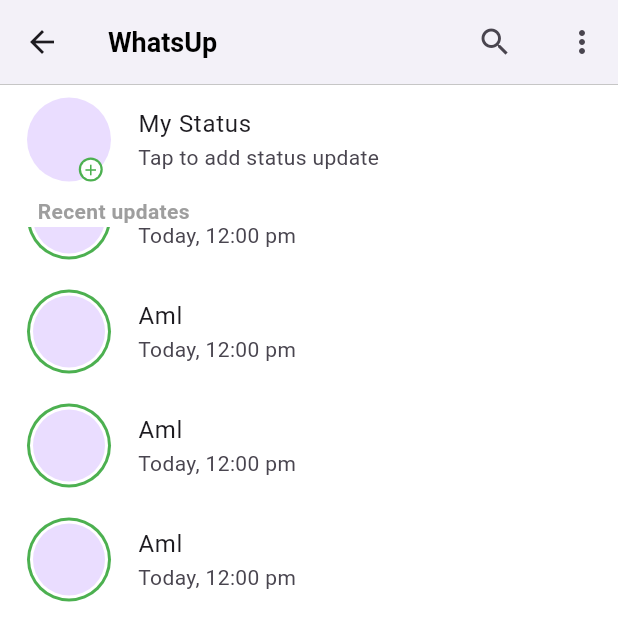
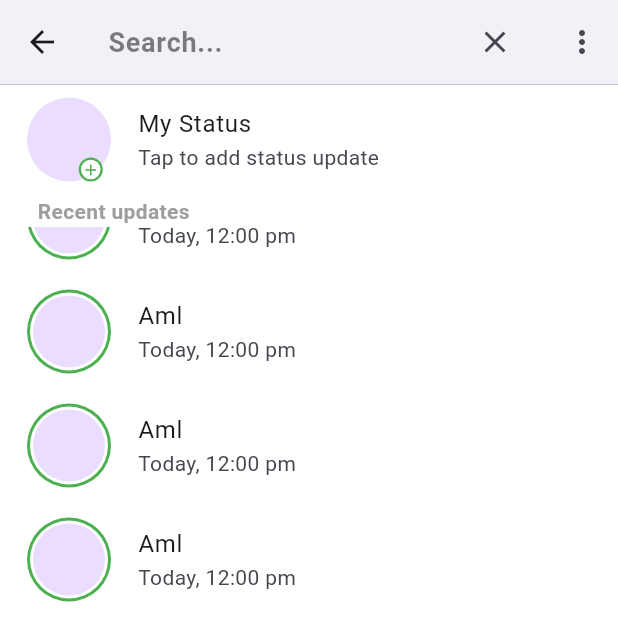
Before and after one commit to amalhadila/chat_app, a Flutter app: the screen it shows once a user with an empty profile is signed in, item 2 of the bottom bar chosen, scrolled down 576 dp, after a tap on the "search" icon, on a phone screen of 412 x 824 dp, the top half of it. Run offline on Flutter 3.47's test engine with Material 3 defaults, Android fonts, the phone set to English and light mode, and no system bars; our stand-ins replace bloc, cached_network_image, cloud_firestore, firebase_auth, firebase_core, flutter_bloc and 5 more; accounts and stored records are empty.

```diff
--- a/lib/core/firebase_auth/firebase_auth.dart
+++ b/lib/core/firebase_auth/firebase_auth.dart
@@ -18,9 +18,8 @@ class Firebaseauth {
       active: true,
       about: 'Hello I am using whataApp',
       phone:phone,
-
-
-    );
+      contacts:[]
+          );
     await firebasestorage.collection('users').doc(user!.uid).set(chatuser.toMap());
   }
 }
--- a/lib/features/auth/data/models/user_model.dart
+++ b/lib/features/auth/data/models/user_model.dart
@@ -9,6 +9,7 @@ class UserModel {
   String? about;
   String? image;
   String? phone;
+  List? contacts;
 
   UserModel ({
  this.id,
@@ -21,6 +22,7 @@ class UserModel {
  this.about,
  this.image,
   this.phone,
+  this.contacts
 });
 
 factory UserModel.fromMap(Map<String, dynamic> map) {
@@ -35,6 +37,7 @@ factory UserModel.fromMap(Map<String, dynamic> map) {
       about: map['about'],
       image: map['image'],
       phone: map['phone'],
+      contacts:map['contacts']
     );
   }
 
@@ -50,6 +53,7 @@ factory UserModel.fromMap(Map<String, dynamic> map) {
       'about': about,
       'image': image,
       'phone': phone,
+      'contacts':contacts
     };
   }
 }
--- a/lib/features/chat_home/presentation/views/widgets/bottom_bar.dart
+++ b/lib/features/chat_home/presentation/views/widgets/bottom_bar.dart
@@ -6,7 +6,6 @@ import 'package:new_chat/features/chat_home/presentation/views/calls_view.dart';
 import 'package:new_chat/features/chat_home/presentation/views/chathome_view.dart';
 import 'package:new_chat/features/profile/presentation/views/profile_view.dart';
 import 'package:new_chat/features/chat_home/presentation/views/status_view.dart';
-import 'package:new_chat/features/splash/presentation/views/splash_view.dart';
 
 class BottomBar extends StatefulWidget {
   const BottomBar({super.key});
@@ -17,20 +16,48 @@ class BottomBar extends StatefulWidget {
 
 class _BottomBarState extends State<BottomBar> {
    int currentindex =0;
-   static const List<Widget> _pages =[
-    ChathomeView(),
-    StatusView(),
-    CallsView(),
+     bool _isSearchActive = false;
+       TextEditingController _searchController = TextEditingController();
+
+
+   static  List<Widget> _pages =[
    ];
   @override
+    @override
+  void initState() {
+    super.initState();
+    _pages = [
+      ChathomeView(search_text: _searchController.text),
+      const StatusView(),
+      const CallsView(),
+    ];
+  }
   Widget build(BuildContext context) {
     return  Scaffold(
       backgroundColor:Colors.white,
       appBar: AppBar(
         backgroundColor: Colors.white,
-         title: Text('WhatsUp',style: Styles.textStyle18.copyWith(color: Colors.black),),
+         title:  _isSearchActive
+          ? TextField(
+              controller: _searchController,
+              style: Styles.textStyle18.copyWith(color: Colors.black),
+              decoration: InputDecoration(
+                hintText: 'Search...',
+                hintStyle: TextStyle(color: Colors.black.withOpacity(0.5)),
+                border: InputBorder.none,
+              ),
+            ):
+            Text('WhatsUp',style: Styles.textStyle18.copyWith(color: Colors.black),),
         actions: [
-              IconButton(onPressed: (){}, icon: const Icon(Icons.search)),
+              IconButton(onPressed: (){
+                setState(() {
+              _isSearchActive = !_isSearchActive;
+              if (!_isSearchActive) {
+                _searchController.clear();
+              }
+            });
+
+              }, icon: Icon(_isSearchActive ? Icons.close : Icons.search),),
               const SizedBox(width: 10,),
 
             PopupMenuButton<String>(
--- a/lib/features/chat_home/presentation/views/widgets/chathome_body.dart
+++ b/lib/features/chat_home/presentation/views/widgets/chathome_body.dart
@@ -5,14 +5,13 @@ import 'package:new_chat/features/chat_home/data/models/room_model.dart';
 import 'package:new_chat/features/chat_home/presentation/views/widgets/chathome_list_item.dart';
 
 class ChathomeBody extends StatelessWidget {
-  const ChathomeBody({super.key});
-
+  const ChathomeBody({super.key,  this.search_text});
+final String? search_text;
   @override
   Widget build(BuildContext context) {
     return  Column(
       children:[
-         SizedBox(height: 1,child: Divider(color: const Color.fromARGB(255, 0, 0, 0),thickness: .15,)),
-
+         const SizedBox(height: 1,child: Divider(color: Color.fromARGB(255, 0, 0, 0),thickness: .15,)),
         StreamBuilder(
           stream: FirebaseFirestore.instance.collection('rooms')
           .where('members',arrayContains: FirebaseAuth.instance.currentUser!.uid)
--- a/lib/main.dart
+++ b/lib/main.dart
@@ -1,5 +1,6 @@
 import 'package:firebase_core/firebase_core.dart';
 import 'package:flutter/material.dart';
+import 'package:flutter_contacts/flutter_contacts.dart';
 import 'package:new_chat/features/splash/presentation/views/splash_view.dart';
 import 'package:new_chat/firebase_options.dart';
 import 'package:supabase_flutter/supabase_flutter.dart';
--- a/pubspec.yaml
+++ b/pubspec.yaml
@@ -28,6 +28,7 @@ environment:
 # the latest version available on pub.dev. To see which dependencies have newer
 # versions available, run `flutter pub outdated`.
 dependencies:
+  app_settings: ^5.1.1
   bloc: ^8.1.4
   cached_network_image: ^3.4.1
   cloud_firestore: ^5.5.0
@@ -37,11 +38,13 @@ dependencies:
   flutter:
     sdk: flutter
   flutter_bloc: ^8.1.6
+  flutter_contacts: ^1.1.9+2
   fluttertoast: ^8.2.8
   google_fonts: ^6.2.1
   image_picker: ^1.1.2
   intl: ^0.20.1
   modal_progress_hud_nsn: ^0.5.1
+  permission_handler: ^11.3.1
   supabase_flutter: ^2.8.1
   uuid: ^4.5.1
 
```
Also changed, not shown: lib/features/chat_home/presentation/manager/chat_firebase/firebase_chat.dart (+30 -0 lines), lib/features/chat_home/presentation/views/chathome_view.dart (+55 -4 lines), lib/features/chat_home/presentation/views/contacts_view.dart (added, +16 -0 lines), lib/features/chat_home/presentation/views/widgets/contacts_body.dart (added, +74 -0 lines), pubspec.lock, 3 other files.
